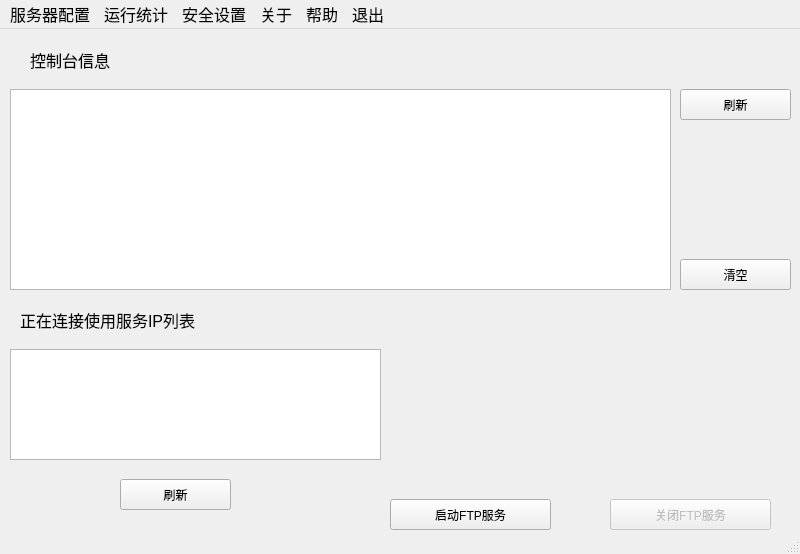
JamesDestiny/FTP-GUI, file UI/FTP服务器端.ui: the form before one commit.
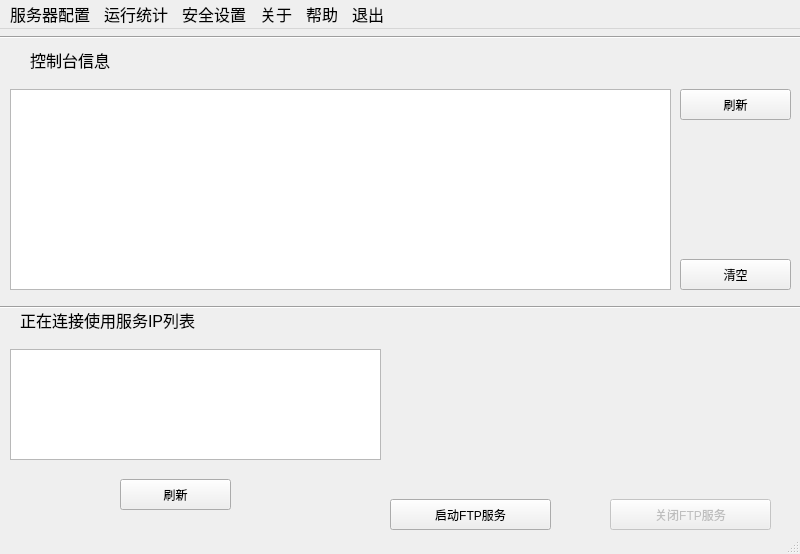
The form after the commit.

```diff
--- a/UI/FTP服务器端.ui
+++ b/UI/FTP服务器端.ui
@@ -149,6 +149,32 @@
      <string>关闭FTP服务</string>
     </property>
    </widget>
+   <widget class="Line" name="line">
+    <property name="geometry">
+     <rect>
+      <x>0</x>
+      <y>270</y>
+      <width>801</width>
+      <height>16</height>
+     </rect>
+    </property>
+    <property name="orientation">
+     <enum>Qt::Horizontal</enum>
+    </property>
+   </widget>
+   <widget class="Line" name="line_2">
+    <property name="geometry">
+     <rect>
+      <x>0</x>
+      <y>0</y>
+      <width>801</width>
+      <height>16</height>
+     </rect>
+    </property>
+    <property name="orientation">
+     <enum>Qt::Horizontal</enum>
+    </property>
+   </widget>
   </widget>
   <widget class="QMenuBar" name="menubar">
    <property name="geometry">
```
